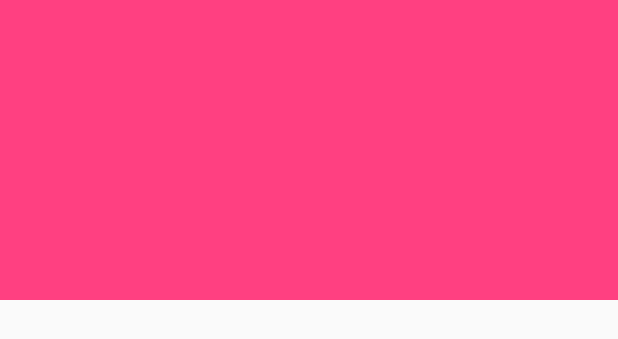
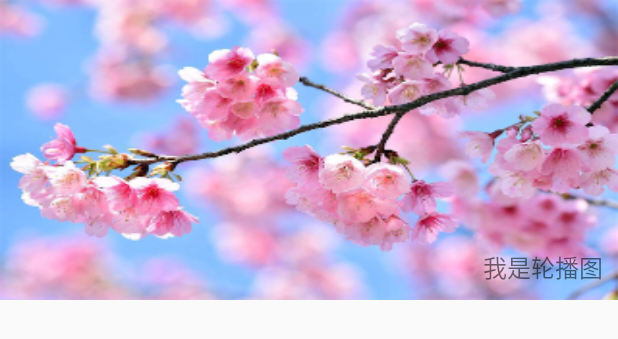
Before and after one commit to and2long/ShoppingHomePage, an Android app: the layout header_view_pager.xml on its own in the app's theme, with its tools: preview values and no code run, on a phone screen of 412 x 824 dp. Shown: the top 339 px of the screen. Run offline under Robolectric (Android 15) with nearby library versions, the phone set to English and light mode, and no system bars.

Commit message:
效果优化，添加说明。

```diff
--- a/app/build.gradle
+++ b/app/build.gradle
@@ -30,4 +30,7 @@ dependencies {
     compile 'com.zhy:base-rvadapter:3.0.3'
     //gson转换
     implementation 'com.google.code.gson:gson:2.8.1'
+    //glide
+    implementation 'com.github.bumptech.glide:glide:4.6.1'
+    annotationProcessor 'com.github.bumptech.glide:compiler:4.6.1'
 }
--- a/app/src/main/java/com/and2long/shoppinghomepage/MainActivity.java
+++ b/app/src/main/java/com/and2long/shoppinghomepage/MainActivity.java
@@ -25,7 +25,6 @@ public class MainActivity extends AppCompatActivity {
     private List<MData.DataBean.ContentBean> mHomeData = new ArrayList<>();
     //头教包装类
     private HeaderAndFooterWrapper mHeaderAndFooterWrapper;
-    private HomeAdapter mAdapter;
 
     private static final String TAG = "MainActivity";
 
@@ -47,7 +46,7 @@ public class MainActivity extends AppCompatActivity {
         View centerView = View.inflate(this, R.layout.header_center, null);
 
         //创建主要适配器
-        mAdapter = new HomeAdapter(this, mHomeData);
+        HomeAdapter mAdapter = new HomeAdapter(this, mHomeData);
         //包裹类。包裹一个适配器
         mHeaderAndFooterWrapper = new HeaderAndFooterWrapper(mAdapter);
         mHeaderAndFooterWrapper.addHeaderView(viewPager);
--- a/app/src/main/res/layout/header_view_pager.xml
+++ b/app/src/main/res/layout/header_view_pager.xml
@@ -1,12 +1,21 @@
 <?xml version="1.0" encoding="utf-8"?>
-<LinearLayout xmlns:android="http://schemas.android.com/apk/res/android"
+<RelativeLayout xmlns:android="http://schemas.android.com/apk/res/android"
     android:layout_width="match_parent"
-    android:layout_height="match_parent"
-    android:orientation="vertical">
+    android:layout_height="200dp">
 
     <android.support.v4.view.ViewPager
         android:id="@+id/viewPager"
         android:layout_width="match_parent"
         android:layout_height="200dp"
-        android:background="@color/colorAccent" />
-</LinearLayout>
+        android:background="@mipmap/c" />
+
+    <TextView
+        android:layout_width="wrap_content"
+        android:layout_height="wrap_content"
+        android:layout_alignParentBottom="true"
+        android:layout_alignParentRight="true"
+        android:layout_marginBottom="10dp"
+        android:layout_marginRight="10dp"
+        android:text="我是轮播图"
+        android:textSize="16sp" />
+</RelativeLayout>
--- a/app/src/main/res/layout/item1.xml
+++ b/app/src/main/res/layout/item1.xml
@@ -14,8 +14,7 @@
         <ImageView
             android:id="@+id/iv_item1"
             android:layout_width="60dp"
-            android:layout_height="60dp"
-            android:background="#6666" />
+            android:layout_height="60dp" />
 
         <TextView
             android:id="@+id/tv_desc_item1"
--- a/app/src/main/res/layout/item_home.xml
+++ b/app/src/main/res/layout/item_home.xml
@@ -7,8 +7,7 @@
         android:id="@+id/iv_thumb"
         android:layout_width="80dp"
         android:layout_height="80dp"
-        android:layout_margin="10dp"
-        android:background="@color/colorAccent" />
+        android:layout_margin="10dp" />
 
 
     <TextView
--- a/build.gradle
+++ b/build.gradle
@@ -19,6 +19,7 @@ allprojects {
     repositories {
         google()
         jcenter()
+        mavenCentral()
     }
 }
 
```
Also changed, not shown: app/src/main/assets/data_top.json (+10 -10 lines), app/src/main/java/com/and2long/shoppinghomepage/HomeAdapter.java (+10 -1 lines), app/src/main/java/com/and2long/shoppinghomepage/TopAdapter.java (+8 -1 lines), app/src/main/res/layout/header_center.xml (+12 -4 lines), app/src/main/assets/data_home.json, app/src/main/res/mipmap-xxhdpi/a.png (added), app/src/main/res/mipmap-xxhdpi/b.png (added), app/src/main/res/mipmap-xxhdpi/c.png (added), 2 other files.
